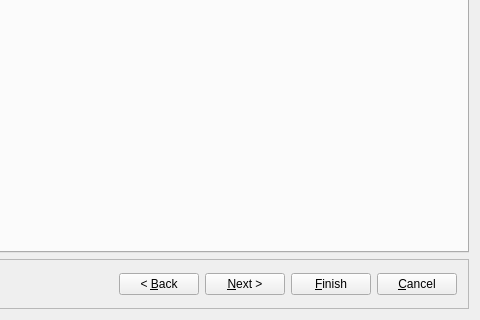
First picture: the form in src/gui/newhostdialog_q.ui, repository fwbuilder/fwbuilder, before the edit; both pictures show x 136 to 616 and y 301 to 621 of the 616 by 621 pixel window.
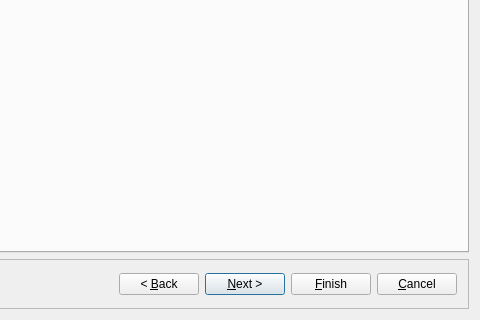
Second picture: the form after the edit. Icons and pictures are not drawn. Custom widgets are drawn as their Qt base class.

Commit message: Added default buttons to instDialog and newHostDialog (refs #1593)

The edit to the form file:
```diff
--- a/src/gui/newhostdialog_q.ui
+++ b/src/gui/newhostdialog_q.ui
@@ -665,6 +665,9 @@
         <property name="text">
          <string>&amp;Next &gt;</string>
         </property>
+        <property name="default">
+         <bool>true</bool>
+        </property>
         <property name="flat">
          <bool>false</bool>
         </property>
```
Left out of the diff: 6 changed lines with no effect on the pictures. The commit also changes 5 other files.
